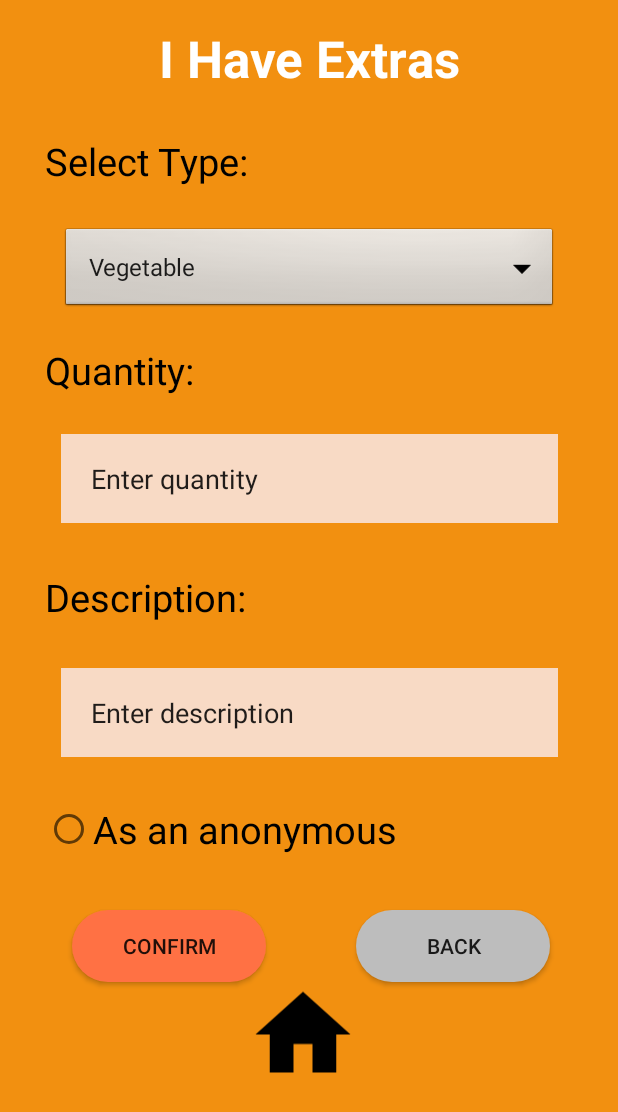
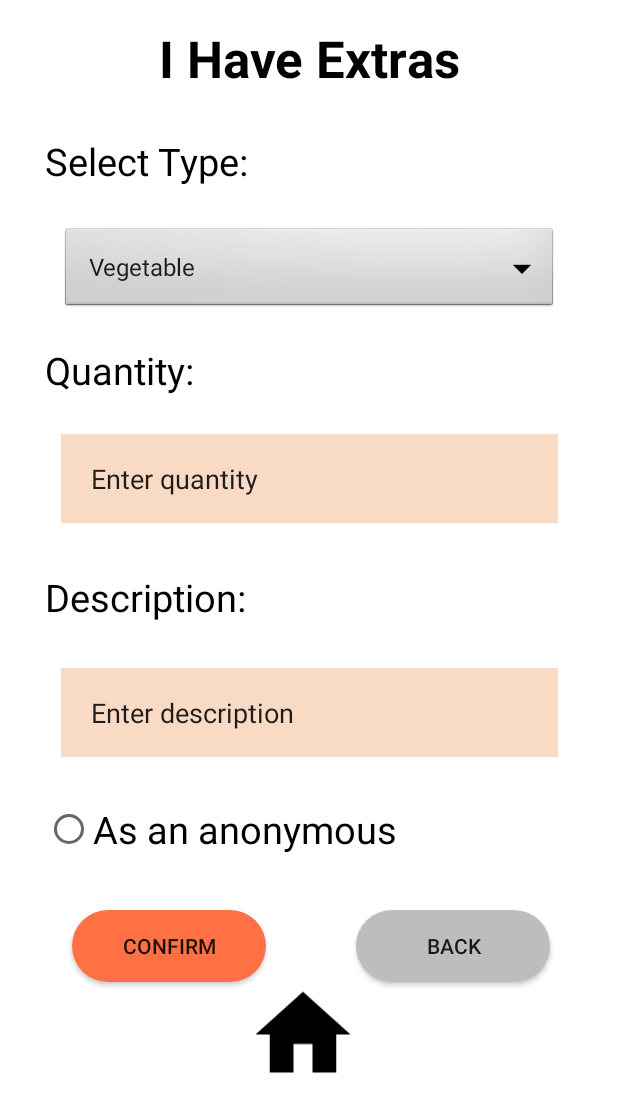
Before and after one commit to Nipun44/Meal-Mate, an Android app: the layout activity_give_partfood.xml on its own in the app's theme, with its tools: preview values and no code run, on a phone screen of 412 x 824 dp. Shown: the top 1112 px of the screen. Run offline under Robolectric (Android 15) with nearby library versions, the phone set to English and light mode, and no system bars.

```diff
--- a/app/src/main/res/layout/activity_give_partfood.xml
+++ b/app/src/main/res/layout/activity_give_partfood.xml
@@ -5,8 +5,8 @@
     android:id="@+id/relativeLayout5"
     android:layout_width="match_parent"
     android:layout_height="match_parent"
-    android:background="@color/primarybutton"
-    tools:context=".givePartfood">
+    android:background="@color/white"
+    tools:context=".GivePartfood">
 
     <ImageView
         android:id="@+id/imageView24"
@@ -55,7 +55,7 @@
         android:text="@string/i_have_extras"
 
         android:textAlignment="center"
-        android:textColor="@color/white"
+        android:textColor="@color/black"
         android:textSize="34sp"
         android:textStyle="bold"
         app:layout_constraintEnd_toEndOf="parent"
@@ -99,7 +99,7 @@
 
     <EditText
 
-        android:id="@+id/editTextTextPersonName"
+        android:id="@+id/quantityfeeld"
         android:layout_width="331dp"
         android:layout_height="59dp"
         android:layout_marginTop="25dp"
@@ -127,7 +127,7 @@
         app:layout_constraintEnd_toEndOf="parent"
         app:layout_constraintHorizontal_bias="0.0"
         app:layout_constraintStart_toStartOf="parent"
-        app:layout_constraintTop_toBottomOf="@+id/editTextTextPersonName" />
+        app:layout_constraintTop_toBottomOf="@+id/quantityfeeld" />
 
     <EditText
         android:id="@+id/descriptinfeld"
```
Also changed, not shown: app/src/main/AndroidManifest.xml (+8 -6 lines), app/src/main/java/com/example/mealmate/GivePartfood.kt (added, +88 -0 lines), app/src/main/java/com/example/mealmate/givePartfood.kt (deleted, +0 -11 lines), app/src/main/java/com/example/mealmate/models/FoodModel.kt (added, +9 -0 lines).
